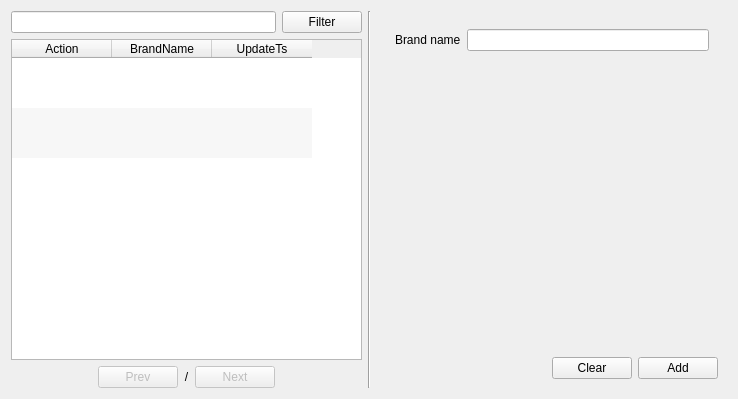
Above: app/views/templates/generated/ManageBrand.ui from rondalefloyd/mts-pos before the change. Below: the same form after it.
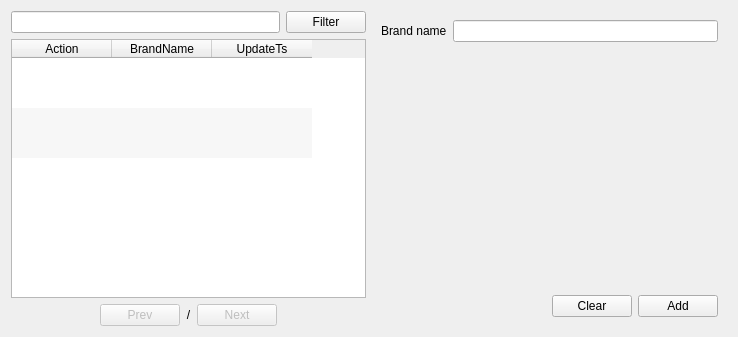
That is the form after the change.

Patch:
```diff
--- a/app/views/templates/generated/ManageBrand.ui
+++ b/app/views/templates/generated/ManageBrand.ui
@@ -7,7 +7,7 @@
     <x>0</x>
     <y>0</y>
     <width>738</width>
-    <height>399</height>
+    <height>337</height>
    </rect>
   </property>
   <property name="windowTitle">
@@ -165,13 +165,6 @@
      </item>
     </layout>
    </item>
-   <item>
-    <widget class="Line" name="line">
-     <property name="orientation">
-      <enum>Qt::Vertical</enum>
-     </property>
-    </widget>
-   </item>
    <item>
     <widget class="QFrame" name="frameRegister">
      <property name="maximumSize">
@@ -181,17 +174,20 @@
       </size>
      </property>
      <layout class="QVBoxLayout" name="verticalLayout_2">
+      <property name="spacing">
+       <number>0</number>
+      </property>
       <property name="leftMargin">
-       <number>9</number>
+       <number>0</number>
       </property>
       <property name="topMargin">
-       <number>9</number>
+       <number>0</number>
       </property>
       <property name="rightMargin">
-       <number>9</number>
+       <number>0</number>
       </property>
       <property name="bottomMargin">
-       <number>9</number>
+       <number>0</number>
       </property>
       <item>
        <widget class="QScrollArea" name="scrollArea">
@@ -206,8 +202,8 @@
           <rect>
            <x>0</x>
            <y>0</y>
-           <width>284</width>
-           <height>332</height>
+           <width>311</width>
+           <height>278</height>
           </rect>
          </property>
          <layout class="QFormLayout" name="formLayout">
@@ -226,7 +222,8 @@
        </widget>
       </item>
       <item>
-       <layout class="QHBoxLayout" name="horizontalLayout_3">
+       <widget class="QWidget" name="widget" native="true">
+        <layout class="QHBoxLayout" name="horizontalLayout_5">
         <item>
          <spacer name="horizontalSpacer_3">
           <property name="orientation">
@@ -255,6 +252,7 @@
          </widget>
         </item>
        </layout>
+       </widget>
       </item>
      </layout>
     </widget>
```
Lines whose indentation alone changed are shown as unchanged.
